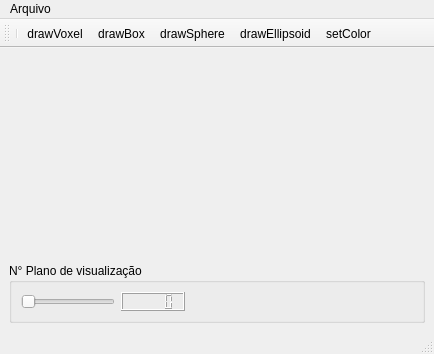
Before: the Qt Designer form source/mainwindow.ui in raphaelramosds/sculptor, drawn with Qt 5.
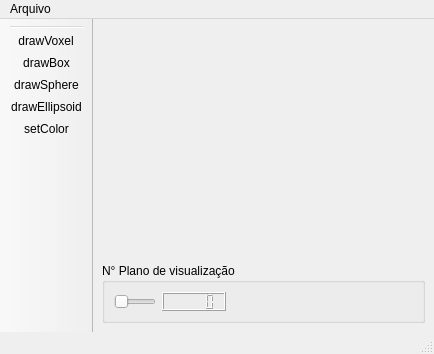
After: the same form once the commit is applied. Icons and pictures are not drawn. Custom widgets are drawn as their Qt base class.

Commit message: feat: toolbar orientation to vertical

```diff
--- a/source/mainwindow.ui
+++ b/source/mainwindow.ui
@@ -105,8 +105,17 @@
    <property name="windowTitle">
     <string>toolBar</string>
    </property>
+   <property name="movable">
+    <bool>false</bool>
+   </property>
+   <property name="iconSize">
+    <size>
+     <width>64</width>
+     <height>64</height>
+    </size>
+   </property>
    <attribute name="toolBarArea">
-    <enum>TopToolBarArea</enum>
+    <enum>LeftToolBarArea</enum>
    </attribute>
    <attribute name="toolBarBreak">
     <bool>false</bool>
```
The commit also changes 3 other files.
